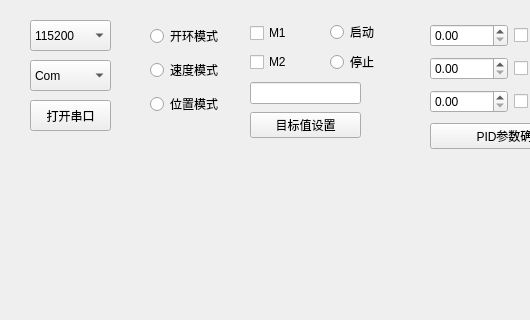
Qt form MainWindow/mainwindow.ui (zagerx/MCOM) before a commit; both pictures show x 0 to 530 and y 0 to 320 of the 800 by 600 pixel window.
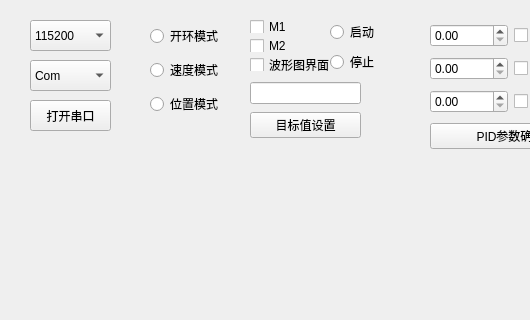
The same form after that commit.

Commit message: UI界面，通过checkbox开启波形窗口

What changed in the file:
```diff
--- a/MainWindow/mainwindow.ui
+++ b/MainWindow/mainwindow.ui
@@ -131,8 +131,8 @@
      <rect>
       <x>250</x>
       <y>20</y>
-      <width>71</width>
-      <height>55</height>
+      <width>81</width>
+      <height>51</height>
      </rect>
     </property>
     <layout class="QVBoxLayout" name="verticalLayout_3">
@@ -150,6 +150,13 @@
        </property>
       </widget>
      </item>
+     <item>
+      <widget class="QCheckBox" name="checkBox_6">
+       <property name="text">
+        <string>波形图界面</string>
+       </property>
+      </widget>
+     </item>
     </layout>
    </widget>
    <widget class="QWidget" name="verticalLayoutWidget_4">
```
The commit also changes 2 other files.
